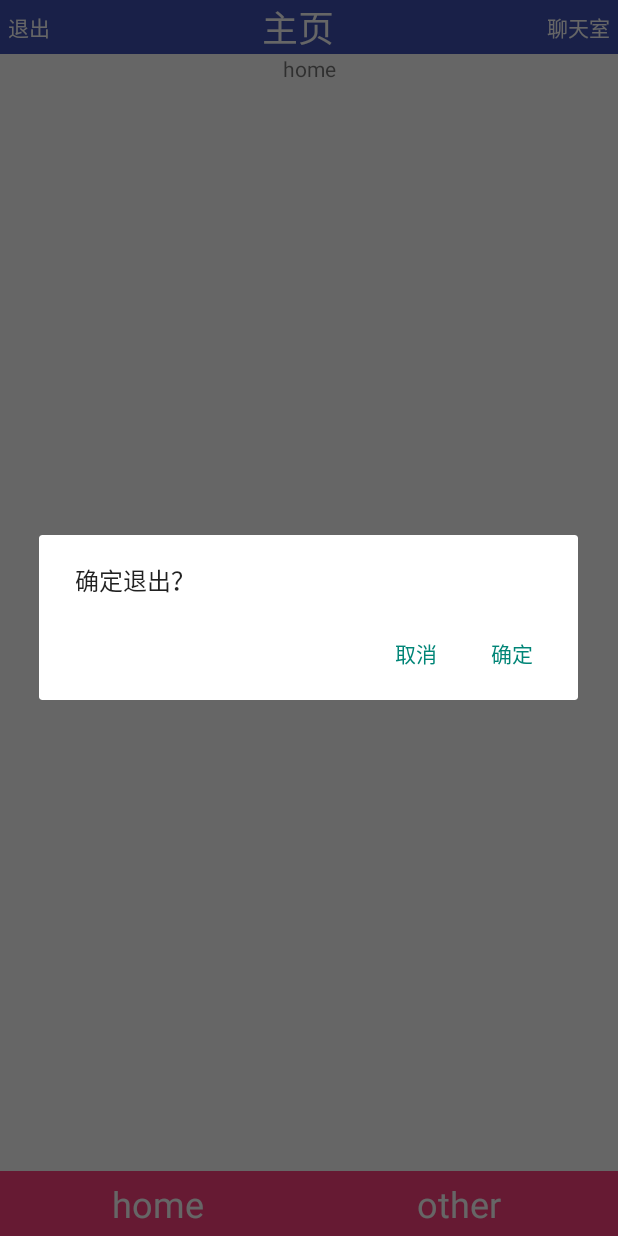
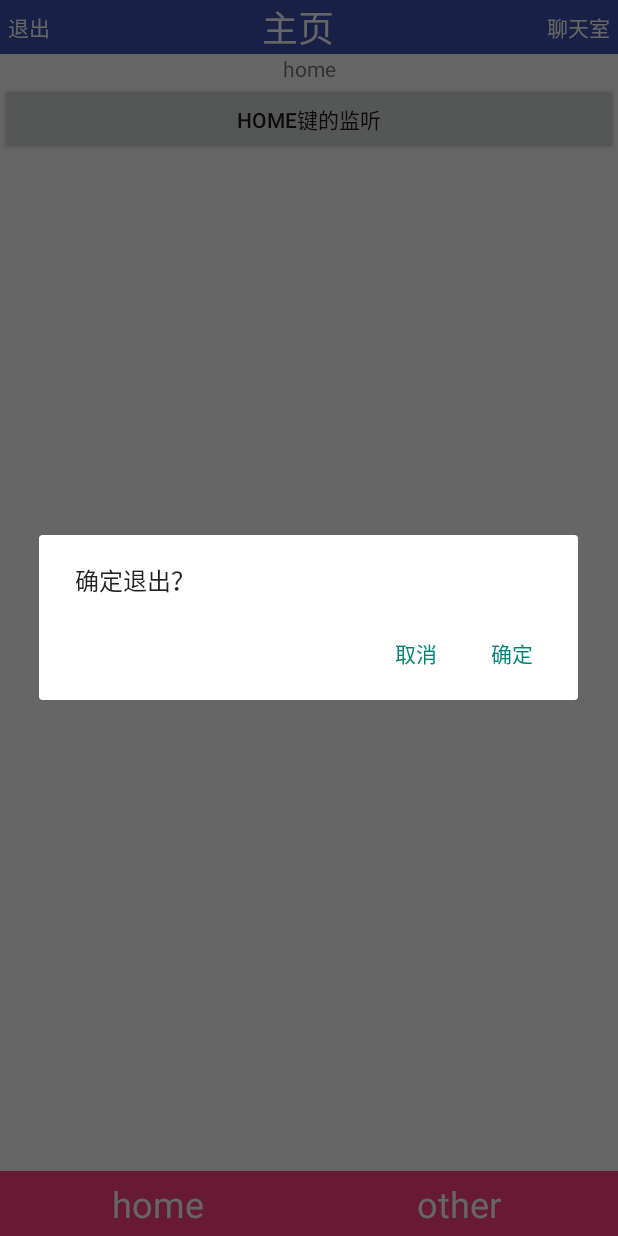
Before and after one commit to ToOak/CoolWearther, an Android app: the screen it shows after launch (MainActivity), after a tap on "退出", on a phone screen of 412 x 824 dp. Run offline under Robolectric (Android 15) with nearby library versions, the phone set to English and light mode, and no system bars.

Commit message:
Home键监听

```diff
--- a/app/build.gradle
+++ b/app/build.gradle
@@ -20,6 +20,7 @@ android {
 }
 
 dependencies {
+    implementation 'com.android.support.constraint:constraint-layout:1.1.1'
     compile fileTree(dir: 'libs', include: ['*.jar'])
     testCompile 'junit:junit:4.12'
     compile 'com.android.support:appcompat-v7:23.2.1'
--- a/app/src/main/java/com/cc/xsl/coolweather/acticity/MainActivity.java
+++ b/app/src/main/java/com/cc/xsl/coolweather/activity/MainActivity.java
@@ -1,4 +1,4 @@
-package com.cc.xsl.coolweather.acticity;
+package com.cc.xsl.coolweather.activity;
 
 import android.annotation.SuppressLint;
 import android.app.AlertDialog;
--- a/app/src/main/java/com/cc/xsl/coolweather/acticity/SplashActivity.java
+++ b/app/src/main/java/com/cc/xsl/coolweather/activity/SplashActivity.java
@@ -1,7 +1,5 @@
-package com.cc.xsl.coolweather.acticity;
+package com.cc.xsl.coolweather.activity;
 
-import android.app.Activity;
-import android.content.Intent;
 import android.os.Bundle;
 import android.os.Handler;
 import android.view.Window;
--- a/app/src/main/java/com/cc/xsl/coolweather/acticity/TalkActivity.java
+++ b/app/src/main/java/com/cc/xsl/coolweather/activity/TalkActivity.java
@@ -1,9 +1,8 @@
-package com.cc.xsl.coolweather.acticity;
+package com.cc.xsl.coolweather.activity;
 
 import android.os.Bundle;
 import android.text.TextUtils;
 import android.view.View;
-import android.widget.AdapterView;
 import android.widget.Button;
 import android.widget.EditText;
 import android.widget.ListView;
--- a/app/src/main/java/com/cc/xsl/coolweather/base/BaseActivity.java
+++ b/app/src/main/java/com/cc/xsl/coolweather/base/BaseActivity.java
@@ -2,6 +2,7 @@ package com.cc.xsl.coolweather.base;
 
 import android.annotation.SuppressLint;
 import android.app.Activity;
+import android.content.Context;
 import android.content.Intent;
 import android.os.Bundle;
 import android.util.Log;
@@ -15,11 +16,14 @@ import com.cc.xsl.coolweather.util.LogUtil;
  */
 @SuppressLint("Registered")
 public class BaseActivity extends Activity {
+    protected Context context;
+
     @Override
     protected void onCreate(Bundle savedInstanceState) {
         super.onCreate(savedInstanceState);
         LogUtil.e("now in " + getClass().getSimpleName());
         BaseApplication.getApp().addActivity(this);
+        context = BaseApplication.getApp();
     }
 
     @Override
--- a/app/src/main/java/com/cc/xsl/coolweather/fragment/HomeFragement.java
+++ b/app/src/main/java/com/cc/xsl/coolweather/fragment/HomeFragement.java
@@ -8,14 +8,20 @@ import android.support.annotation.Nullable;
 import android.view.LayoutInflater;
 import android.view.View;
 import android.view.ViewGroup;
+import android.widget.Button;
 
+import com.cc.xsl.coolweather.BaseApplication;
 import com.cc.xsl.coolweather.R;
+import com.cc.xsl.coolweather.activity.HomeDownActivity;
+import com.cc.xsl.coolweather.base.BaseActivity;
 import com.cc.xsl.coolweather.util.LogUtil;
 
 /**
  * Created by xushuailong on 2016/10/11.
  */
-public class HomeFragement extends Fragment {
+public class HomeFragement extends Fragment implements View.OnClickListener {
+
+    Button homeDownBtn;
 
     @Override
     public void onAttach(Context context) {
@@ -40,7 +46,17 @@ public class HomeFragement extends Fragment {
     public View onCreateView(LayoutInflater inflater, ViewGroup container, Bundle savedInstanceState) {
         View view = inflater.inflate(R.layout.fragment_home, container, false);
         LogUtil.e("HomeFragment onCreateView");
+        initview(view);
+        viewEvents();
         return view;
+    }
+
+    private void viewEvents() {
+        homeDownBtn.setOnClickListener(this);
+    }
+
+    private void initview(View view) {
+        homeDownBtn = (Button) view.findViewById(R.id.home_down_btn);
     }
 
     @Override
@@ -92,4 +108,12 @@ public class HomeFragement extends Fragment {
         LogUtil.e("HomeFragment onDetach");
     }
 
+    @Override
+    public void onClick(View v) {
+        switch (v.getId()) {
+            case R.id.home_down_btn: {
+                startActivity(HomeDownActivity.getAction(BaseApplication.getApp()));
+            }
+        }
+    }
 }
--- /dev/null
+++ b/app/src/main/res/layout/activity_home_down.xml
@@ -0,0 +1,6 @@
+<?xml version="1.0" encoding="utf-8"?>
+<LinearLayout xmlns:app="http://schemas.android.com/apk/res/android"
+    app:layout_height="match_parent"
+    app:layout_width="match_parent">
+
+</LinearLayout>
--- a/app/src/main/res/layout/fragment_home.xml
+++ b/app/src/main/res/layout/fragment_home.xml
@@ -1,13 +1,15 @@
 <?xml version="1.0" encoding="utf-8"?>
 <LinearLayout xmlns:android="http://schemas.android.com/apk/res/android"
-    android:orientation="vertical"
+    android:layout_width="match_parent"
+    android:layout_height="match_parent"
     android:background="@color/white"
-    android:layout_width="match_parent"
-    android:layout_height="match_parent">
+    android:orientation="vertical">
 
     <TextView
-        android:text="home"
+        android:layout_width="match_parent"
+        android:layout_height="wrap_content"
         android:gravity="center"
-        android:layout_width="match_parent"
-        android:layout_height="wrap_content" />
+        android:text="home" />
+
+    <include layout="@layout/functions_layout" />
 </LinearLayout>
--- /dev/null
+++ b/app/src/main/res/layout/functions_layout.xml
@@ -0,0 +1,17 @@
+<?xml version="1.0" encoding="utf-8"?>
+<ScrollView xmlns:android="http://schemas.android.com/apk/res/android"
+    android:layout_width="match_parent"
+    android:layout_height="match_parent">
+
+    <LinearLayout
+        android:layout_width="match_parent"
+        android:layout_height="match_parent"
+        android:orientation="vertical">
+
+        <Button
+            android:id="@+id/home_down_btn"
+            android:layout_width="match_parent"
+            android:layout_height="wrap_content"
+            android:text="home键的监听" />
+    </LinearLayout>
+</ScrollView>
```
Also changed, not shown: app/src/main/AndroidManifest.xml (+9 -4 lines), app/src/main/java/com/cc/xsl/coolweather/activity/HomeDownActivity.java (added, +86 -0 lines), app/src/main/java/com/cc/xsl/coolweather/receiver/HomeKeyListener.java (added, +81 -0 lines), app/src/main/java/com/cc/xsl/coolweather/util/ToastUtil.java (+8 -0 lines).
